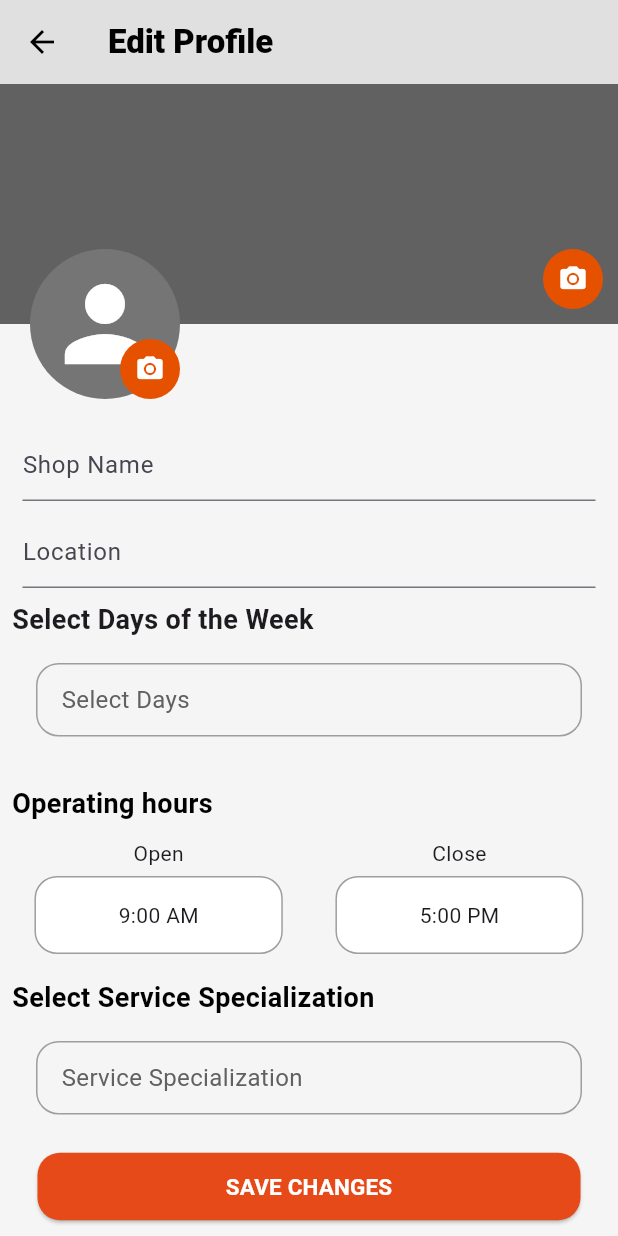
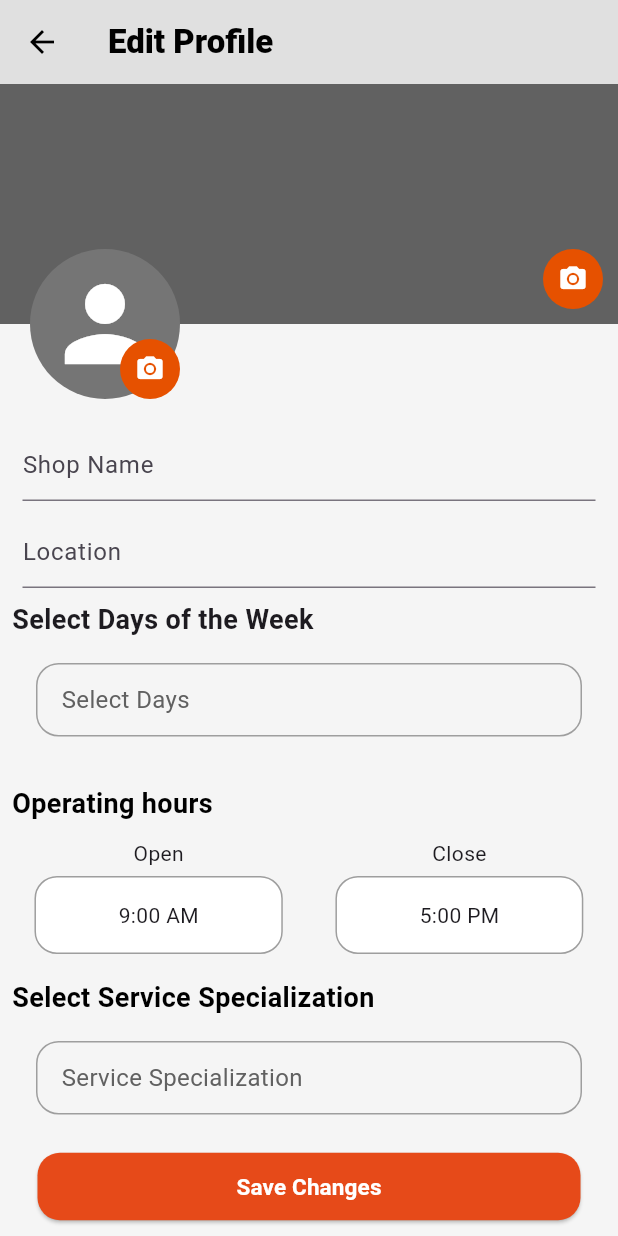
Before and after one commit to TechPyllars2024/AutoCareAutomotive, a Flutter app: the AutomotiveEditProfile screen opened directly, on a phone screen of 412 x 824 dp. Run offline on Flutter 3.47's test engine with Material 3 defaults, Android fonts, the phone set to English and light mode, and no system bars; our stand-ins replace carousel_slider, cloud_firestore, curved_navigation_bar, file_picker, firebase_auth, firebase_core and 8 more; missing offline and left inert: flutter_pannable_rating_bar, flutter_pdfview; accounts and stored records are empty.

Commit message:
update: button

```diff
--- a/lib/ProfileManagement/widgets/button.dart
+++ b/lib/ProfileManagement/widgets/button.dart
@@ -26,7 +26,7 @@ class WideButtons extends StatelessWidget {
         ),
         onPressed: onTap,
         child: Text(
-          text.toUpperCase(),
+          text,
           style: const TextStyle(
             fontWeight: FontWeight.bold,
             color: Colors.white,
```
